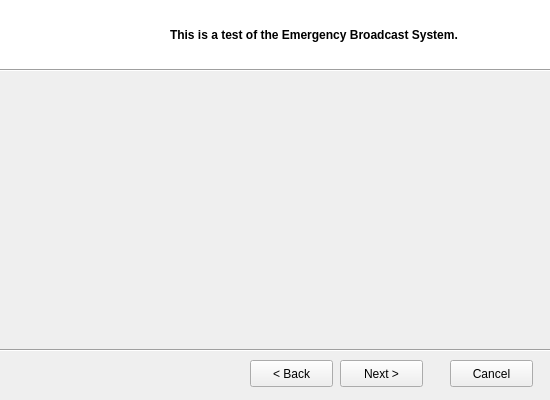
The window that src/dialogs/firsttimewizard/page.ui (theefer/esperanza) describes before a commit, drawn with Qt 5.
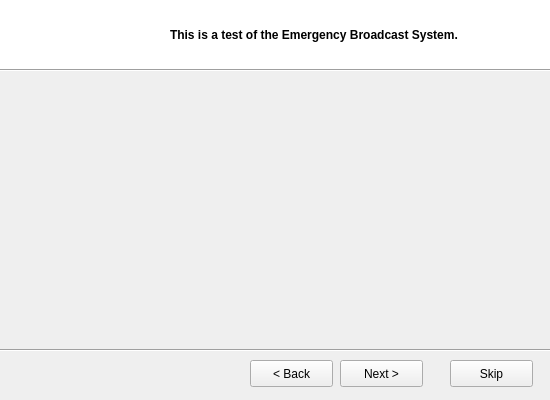
The same window after the commit. Icons and pictures are not drawn.

Commit message: FTW: Cancle -> Skip; Once done never shown again

Diff of the .ui file:
```diff
--- a/src/dialogs/firsttimewizard/page.ui
+++ b/src/dialogs/firsttimewizard/page.ui
@@ -798,7 +798,7 @@
     </rect>
    </property>
    <property name="text" >
-    <string>Cancel</string>
+    <string>Skip</string>
    </property>
   </widget>
   <widget class="Line" name="line_2" >
```
The commit also changes 3 other files.
